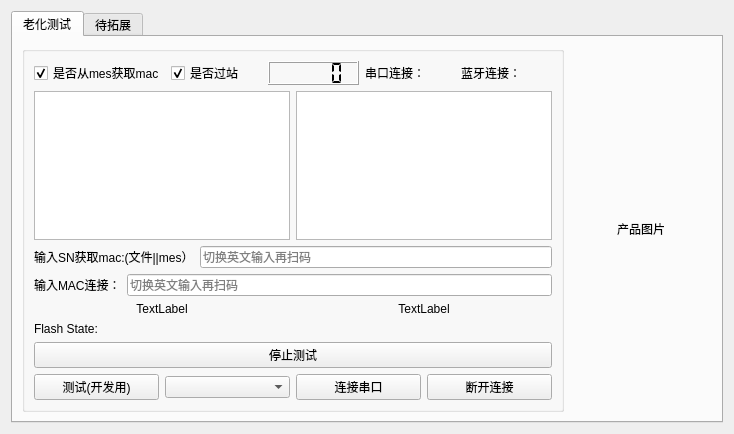
First picture: the form in work_station/ageing/ageing.ui, repository yuhuang163/test, before the edit.
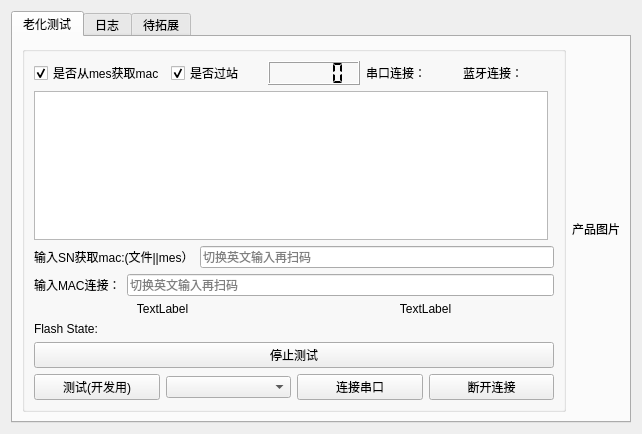
Second picture: the form after the edit.

Commit message: // [DEBUG_VER] 调整了打印日志串口可以看到pb码回应，修改上位机升级的连接，添加蓝牙ota手柄功能，增加船运炸弹功能 // [IMU_VER] 调整界面清晰显示测试项目 // [CAMERA_VER] 调整界面清晰显示测试项目 // [AGE_VER] 调整界面清晰显示测试项目 // [MOTOR_VER] 调整界面清晰显示测试项目 // [QC_VER] 调整界面清晰显示测试项目 // [SCREEN_VER] 调整界面清晰显示测试项目 // [LIGHT_VER] 调整界面清晰显示测试项目 // [SINGLE_VER] 调整界面清晰显示测试项目 // [FREE_VER] 调整界面清晰显示测试项目 // [PCBA_VER] 调整界面清晰显示测试项目 //

```diff
--- a/work_station/ageing/ageing.ui
+++ b/work_station/ageing/ageing.ui
@@ -6,7 +6,7 @@
    <rect>
     <x>0</x>
     <y>0</y>
-    <width>734</width>
+    <width>642</width>
     <height>434</height>
    </rect>
   </property>
@@ -44,14 +44,31 @@
             <string/>
            </property>
            <layout class="QGridLayout" name="gridLayout">
-            <item row="8" column="0">
-             <widget class="QLabel" name="flash_state">
-              <property name="text">
-               <string>Flash State:</string>
+            <item row="3" column="0" colspan="2">
+             <layout class="QHBoxLayout" name="horizontalLayout_13">
+              <property name="topMargin">
+               <number>0</number>
               </property>
-             </widget>
+              <item>
+               <widget class="QLabel" name="label_5">
+                <property name="text">
+                 <string>输入SN获取mac:(文件||mes）</string>
+                </property>
+               </widget>
+              </item>
+              <item>
+               <widget class="QLineEdit" name="getMac">
+                <property name="text">
+                 <string/>
+                </property>
+                <property name="placeholderText">
+                 <string>切换英文输入再扫码</string>
+                </property>
+               </widget>
+              </item>
+             </layout>
             </item>
-            <item row="5" column="0" colspan="4">
+            <item row="5" column="0" colspan="2">
              <layout class="QHBoxLayout" name="horizontalLayout_2">
               <item>
                <widget class="QLabel" name="label_2">
@@ -81,30 +98,42 @@
               </item>
              </layout>
             </item>
-            <item row="2" column="0" colspan="4">
-             <layout class="QHBoxLayout" name="horizontalLayout_7">
+            <item row="8" column="0">
+             <widget class="QLabel" name="flash_state">
+              <property name="text">
+               <string>Flash State:</string>
+              </property>
+             </widget>
+            </item>
+            <item row="10" column="0" colspan="2">
+             <layout class="QHBoxLayout" name="horizontalLayout_6">
               <item>
-               <widget class="QPlainTextEdit" name="log"/>
+               <widget class="QPushButton" name="pushButton">
+                <property name="text">
+                 <string>测试(开发用)</string>
+                </property>
+               </widget>
               </item>
               <item>
-               <widget class="QPlainTextEdit" name="msgEdit">
-                <property name="sizePolicy">
-                 <sizepolicy hsizetype="Expanding" vsizetype="Expanding">
-                  <horstretch>0</horstretch>
-                  <verstretch>0</verstretch>
-                 </sizepolicy>
+               <widget class="QComboBox" name="comNameCombo"/>
+              </item>
+              <item>
+               <widget class="QPushButton" name="connectButton">
+                <property name="text">
+                 <string>连接串口</string>
                 </property>
-                <property name="focusPolicy">
-                 <enum>Qt::NoFocus</enum>
-                </property>
-                <property name="readOnly">
-                 <bool>true</bool>
+               </widget>
+              </item>
+              <item>
+               <widget class="QPushButton" name="disconnectButton">
+                <property name="text">
+                 <string>断开连接</string>
                 </property>
                </widget>
               </item>
              </layout>
             </item>
-            <item row="0" column="0" rowspan="2" colspan="4">
+            <item row="0" column="0" rowspan="2" colspan="2">
              <layout class="QHBoxLayout" name="horizontalLayout_5">
               <property name="topMargin">
                <number>0</number>
@@ -164,31 +193,7 @@
               </item>
              </layout>
             </item>
-            <item row="3" column="0" colspan="4">
-             <layout class="QHBoxLayout" name="horizontalLayout_13">
-              <property name="topMargin">
-               <number>0</number>
-              </property>
-              <item>
-               <widget class="QLabel" name="label_5">
-                <property name="text">
-                 <string>输入SN获取mac:(文件||mes）</string>
-                </property>
-               </widget>
-              </item>
-              <item>
-               <widget class="QLineEdit" name="getMac">
-                <property name="text">
-                 <string/>
-                </property>
-                <property name="placeholderText">
-                 <string>切换英文输入再扫码</string>
-                </property>
-               </widget>
-              </item>
-             </layout>
-            </item>
-            <item row="6" column="0" rowspan="2" colspan="4">
+            <item row="6" column="0" rowspan="2" colspan="2">
              <layout class="QHBoxLayout" name="horizontalLayout_3">
               <item>
                <widget class="QLabel" name="test_result">
@@ -212,41 +217,16 @@
               </item>
              </layout>
             </item>
-            <item row="10" column="0" colspan="4">
-             <layout class="QHBoxLayout" name="horizontalLayout_6">
-              <item>
-               <widget class="QPushButton" name="pushButton">
-                <property name="text">
-                 <string>测试(开发用)</string>
-                </property>
-               </widget>
-              </item>
-              <item>
-               <widget class="QComboBox" name="comNameCombo"/>
-              </item>
-              <item>
-               <widget class="QPushButton" name="connectButton">
-                <property name="text">
-                 <string>连接串口</string>
-                </property>
-               </widget>
-              </item>
-              <item>
-               <widget class="QPushButton" name="disconnectButton">
-                <property name="text">
-                 <string>断开连接</string>
-                </property>
-               </widget>
-              </item>
-             </layout>
-            </item>
-            <item row="9" column="0" colspan="4">
+            <item row="9" column="0" colspan="2">
              <widget class="QPushButton" name="stopTest">
               <property name="text">
                <string>停止测试</string>
               </property>
              </widget>
             </item>
+            <item row="2" column="0">
+             <widget class="QTableWidget" name="testResultTable"/>
+            </item>
            </layout>
           </widget>
          </item>
@@ -270,6 +250,36 @@
        </item>
       </layout>
      </widget>
+     <widget class="QWidget" name="tab_3">
+      <attribute name="title">
+       <string>日志</string>
+      </attribute>
+      <layout class="QGridLayout" name="gridLayout_3">
+       <item row="0" column="0">
+        <layout class="QHBoxLayout" name="horizontalLayout_7">
+         <item>
+          <widget class="QPlainTextEdit" name="log"/>
+         </item>
+         <item>
+          <widget class="QPlainTextEdit" name="msgEdit">
+           <property name="sizePolicy">
+            <sizepolicy hsizetype="Expanding" vsizetype="Expanding">
+             <horstretch>0</horstretch>
+             <verstretch>0</verstretch>
+            </sizepolicy>
+           </property>
+           <property name="focusPolicy">
+            <enum>Qt::NoFocus</enum>
+           </property>
+           <property name="readOnly">
+            <bool>true</bool>
+           </property>
+          </widget>
+         </item>
+        </layout>
+       </item>
+      </layout>
+     </widget>
      <widget class="QWidget" name="tab_2">
       <attribute name="title">
        <string>待拓展</string>
```
Left out of the diff: 2 changed lines with no effect on the pictures. The commit also changes 54 other files.
